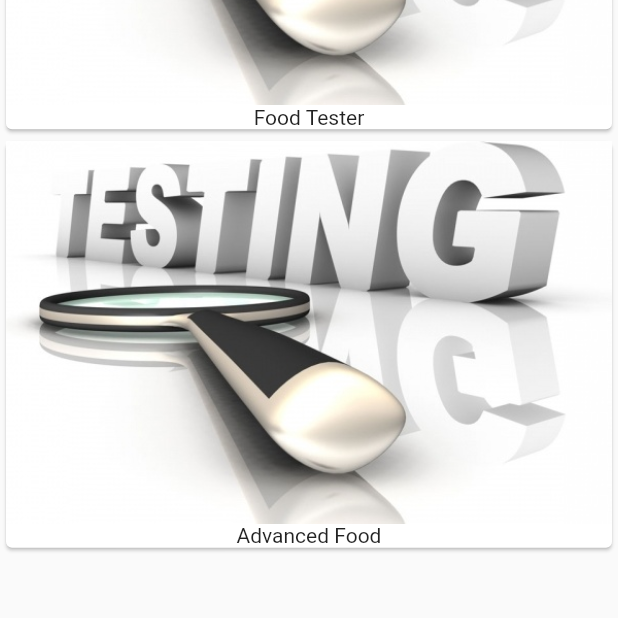
After one commit to lakshmankashyap/flutter_course_learn_self, a Flutter app: the screen it shows after launch, after a tap on "Add Product", on a phone screen of 412 x 824 dp, the part 469-1087 px from its top. The commit adds this screen. Run offline on Flutter 3.47's test engine with Material 2 defaults, Android fonts, the phone set to English and light mode, and no system bars.

Commit message:
sepreate code

```diff
--- /dev/null
+++ b/lib/product_manger.dart
@@ -0,0 +1,31 @@
+import 'package:flutter/material.dart';
+import './products.dart';
+
+class ProductManager extends StatefulWidget {
+  @override
+  State<StatefulWidget> createState() {
+    return _ProductManagerState();
+  }
+}
+
+class _ProductManagerState extends State<ProductManager> {
+  List<String> products = ['Food Tester'];
+  @override
+  Widget build(BuildContext context) {
+    return Column(
+      children: [
+        Container(
+          margin: EdgeInsets.all(10.0),
+          child: ElevatedButton(
+              onPressed: () {
+                setState(() {
+                  products.add('Advanced Food');
+                });
+              },
+              child: Text("Add Product")),
+        ),
+        Products(products)
+      ],
+    );
+  }
+}
--- /dev/null
+++ b/lib/products.dart
@@ -0,0 +1,22 @@
+import 'package:flutter/material.dart';
+
+class Products extends StatelessWidget {
+  final List<String> products;
+
+  Products(this.products);
+
+  @override
+  Widget build(BuildContext context) {
+    return Column(
+      children: products
+          .map(
+            (e) => Card(
+              child: Column(
+                children: <Widget>[Image.asset('assets/test.jpg'), Text(e)],
+              ),
+            ),
+          )
+          .toList(),
+    );
+  }
+}
```
Also changed, not shown: lib/main.dart (+2 -30 lines), 1 other file.
